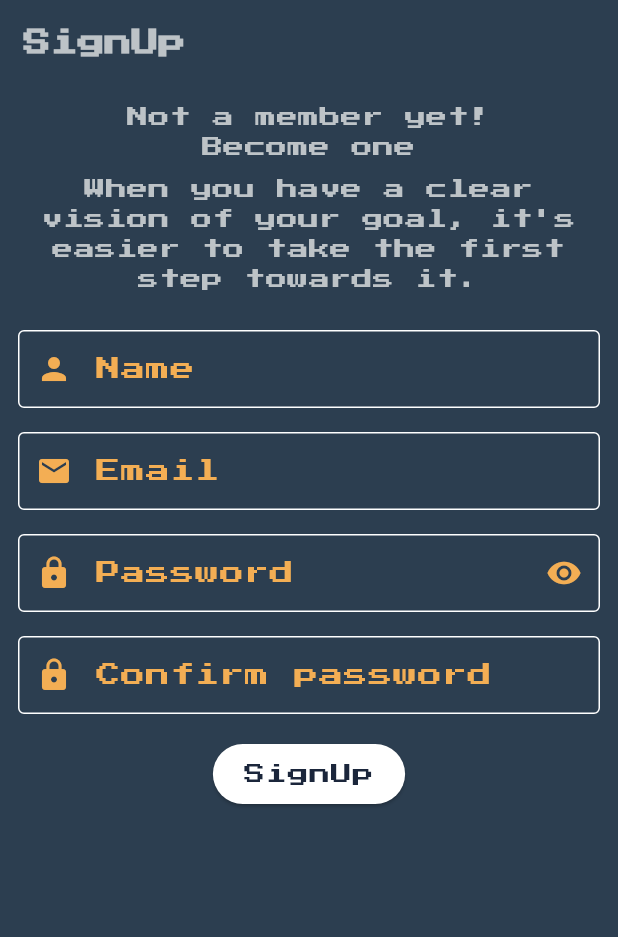
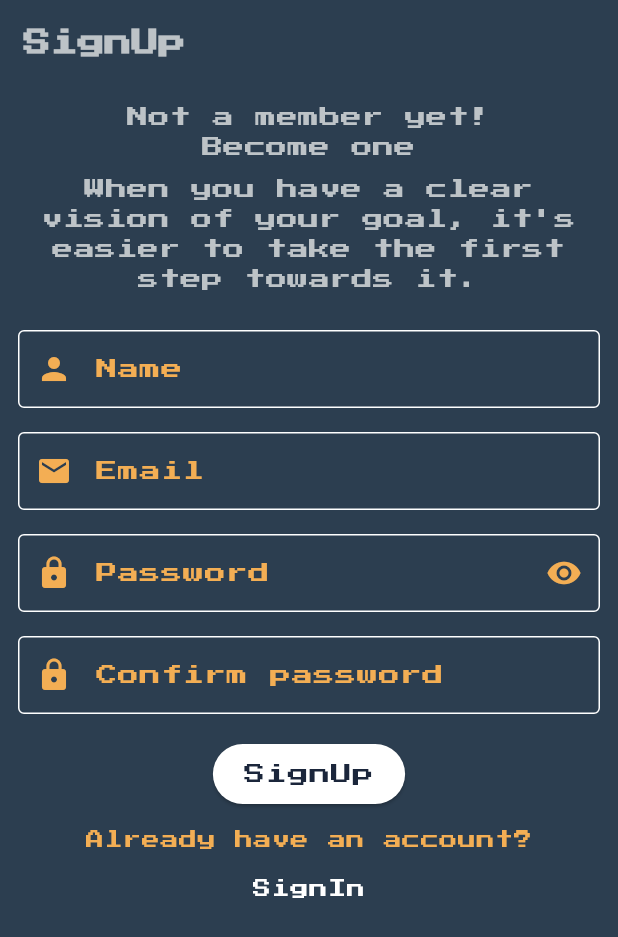
Before and after one commit to FaaiqKhan/muscles_builder, a Flutter app: the SignUpScreen screen opened directly, on a phone screen of 412 x 824 dp. Shown: the top 937 px of the screen. Run offline on Flutter 3.47's test engine with Material 3 defaults, Android fonts, the phone set to English and light mode, and no system bars; our stand-ins replace bloc, equatable, firebase_auth, firebase_core, flutter_bloc, google_mobile_ads and 2 more; missing offline and left inert: flame, flame_audio; accounts and stored records are empty; network calls fail.

Commit message:
ui fixes

```diff
--- a/lib/screens/sign_in_screen.dart
+++ b/lib/screens/sign_in_screen.dart
@@ -63,9 +63,12 @@ class SignInScreen extends StatelessWidget with Validator {
                             color: Theme.of(context).colorScheme.onPrimaryFixed,
                           ),
                           border: const OutlineInputBorder(),
-                          labelStyle: TextStyle(
-                            color: Theme.of(context).colorScheme.onPrimaryFixed,
-                          ),
+                          labelStyle:
+                              Theme.of(context).textTheme.labelSmall?.copyWith(
+                                    color: Theme.of(context)
+                                        .colorScheme
+                                        .onPrimaryFixed,
+                                  ),
                           focusedBorder: OutlineInputBorder(
                             borderSide: BorderSide(
                               color: Theme.of(context).colorScheme.onPrimary,
@@ -116,11 +119,14 @@ class SignInScreen extends StatelessWidget with Validator {
                                 ),
                               ),
                               border: const OutlineInputBorder(),
-                              labelStyle: TextStyle(
-                                color: Theme.of(context)
-                                    .colorScheme
-                                    .onPrimaryFixed,
-                              ),
+                              labelStyle: Theme.of(context)
+                                  .textTheme
+                                  .labelSmall
+                                  ?.copyWith(
+                                    color: Theme.of(context)
+                                        .colorScheme
+                                        .onPrimaryFixed,
+                                  ),
                               focusedBorder: OutlineInputBorder(
                                 borderSide: BorderSide(
                                   color:
--- a/lib/screens/sign_up_screen.dart
+++ b/lib/screens/sign_up_screen.dart
@@ -78,8 +78,11 @@ class SignUpScreen extends StatelessWidget with Validator {
                             color: Theme.of(context).colorScheme.onPrimaryFixed,
                           ),
                           border: const OutlineInputBorder(),
-                          labelStyle: TextStyle(
-                            color: Theme.of(context).colorScheme.onPrimaryFixed,
+                          labelStyle:
+                              Theme.of(context).textTheme.labelSmall?.copyWith(
+                                    color: Theme.of(context)
+                                        .colorScheme
+                                        .onPrimaryFixed,
                                   ),
                           focusedBorder: OutlineInputBorder(
                             borderSide: BorderSide(
@@ -108,8 +111,11 @@ class SignUpScreen extends StatelessWidget with Validator {
                             color: Theme.of(context).colorScheme.onPrimaryFixed,
                           ),
                           border: const OutlineInputBorder(),
-                          labelStyle: TextStyle(
-                            color: Theme.of(context).colorScheme.onPrimaryFixed,
+                          labelStyle:
+                              Theme.of(context).textTheme.labelSmall?.copyWith(
+                                    color: Theme.of(context)
+                                        .colorScheme
+                                        .onPrimaryFixed,
                                   ),
                           focusedBorder: OutlineInputBorder(
                             borderSide: BorderSide(
@@ -164,7 +170,10 @@ class SignUpScreen extends StatelessWidget with Validator {
                                     ),
                                   ),
                                   border: const OutlineInputBorder(),
-                                  labelStyle: TextStyle(
+                                  labelStyle: Theme.of(context)
+                                      .textTheme
+                                      .labelSmall
+                                      ?.copyWith(
                                         color: Theme.of(context)
                                             .colorScheme
                                             .onPrimaryFixed,
@@ -211,7 +220,10 @@ class SignUpScreen extends StatelessWidget with Validator {
                                         .onPrimaryFixed,
                                   ),
                                   border: const OutlineInputBorder(),
-                                  labelStyle: TextStyle(
+                                  labelStyle: Theme.of(context)
+                                      .textTheme
+                                      .labelSmall
+                                      ?.copyWith(
                                         color: Theme.of(context)
                                             .colorScheme
                                             .onPrimaryFixed,
@@ -254,6 +266,36 @@ class SignUpScreen extends StatelessWidget with Validator {
                               ),
                         ),
                       ),
+                      const SizedBox(height: Spacings.contentSpacingOf12),
+                      Wrap(
+                        alignment: WrapAlignment.center,
+                        children: [
+                          Text(
+                            "Already have an account?",
+                            style:
+                                Theme.of(context).textTheme.bodySmall?.copyWith(
+                                      color: Theme.of(context)
+                                          .colorScheme
+                                          .onPrimaryFixed,
+                                    ),
+                          ),
+                          TextButton(
+                            onPressed: () {},
+                            child: Text(
+                              "SignIn",
+                              style: Theme.of(context)
+                                  .textTheme
+                                  .labelSmall
+                                  ?.copyWith(
+                                    color: Theme.of(context)
+                                        .colorScheme
+                                        .onSecondary,
+                                    fontSize: 12,
+                                  ),
+                            ),
+                          )
+                        ],
+                      ),
                     ],
                   ),
                 );
```
Lines whose indentation alone changed are shown as unchanged.
